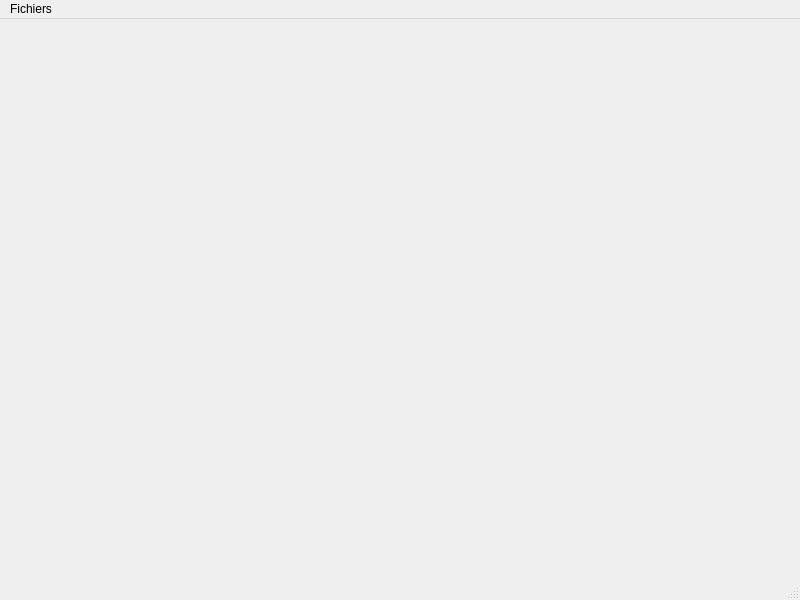
Above: src/ui/mainwindow.ui from vraus/P4BackupMonitor before the change. Below: the same form after it.
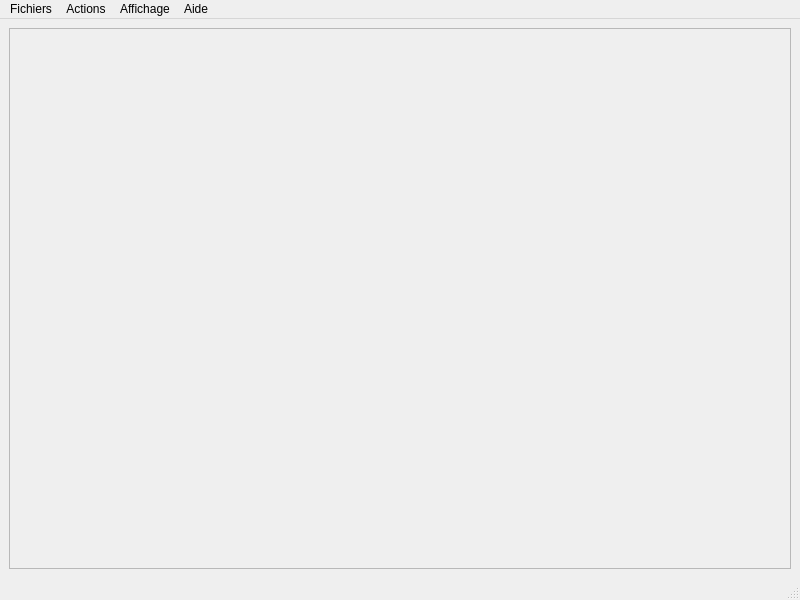
That is the form after the change.

```diff
--- a/src/ui/mainwindow.ui
+++ b/src/ui/mainwindow.ui
@@ -13,7 +13,32 @@
   <property name="windowTitle">
    <string>MainWindow</string>
   </property>
-  <widget class="QWidget" name="centralwidget"/>
+  <widget class="QWidget" name="centralwidget">
+   <layout class="QHBoxLayout" name="horizontalLayout" stretch="0">
+    <item>
+     <widget class="QFrame" name="sidebar">
+      <property name="frameShape">
+       <enum>QFrame::Shape::StyledPanel</enum>
+      </property>
+      <property name="frameShadow">
+       <enum>QFrame::Shadow::Raised</enum>
+      </property>
+      <widget class="QStackedWidget" name="pages">
+       <property name="geometry">
+        <rect>
+         <x>10</x>
+         <y>20</y>
+         <width>181</width>
+         <height>80</height>
+        </rect>
+       </property>
+       <widget class="QWidget" name="page"/>
+       <widget class="QWidget" name="page_2"/>
+      </widget>
+     </widget>
+    </item>
+   </layout>
+  </widget>
   <widget class="QMenuBar" name="menubar">
    <property name="geometry">
     <rect>
@@ -28,7 +53,25 @@
      <string>Fichiers</string>
     </property>
    </widget>
+   <widget class="QMenu" name="menuActions">
+    <property name="title">
+     <string>Actions</string>
+    </property>
+   </widget>
+   <widget class="QMenu" name="menuAffichage">
+    <property name="title">
+     <string>Affichage</string>
+    </property>
+   </widget>
+   <widget class="QMenu" name="menuAide">
+    <property name="title">
+     <string>Aide</string>
+    </property>
+   </widget>
    <addaction name="menuFichiers"/>
+   <addaction name="menuActions"/>
+   <addaction name="menuAffichage"/>
+   <addaction name="menuAide"/>
   </widget>
   <widget class="QStatusBar" name="statusbar"/>
  </widget>
```
